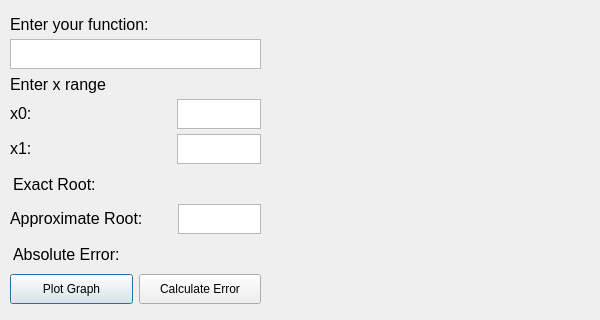
Old version of the form ui/graph_method.ui in the repository Solar-Spark/CompMathFinal.
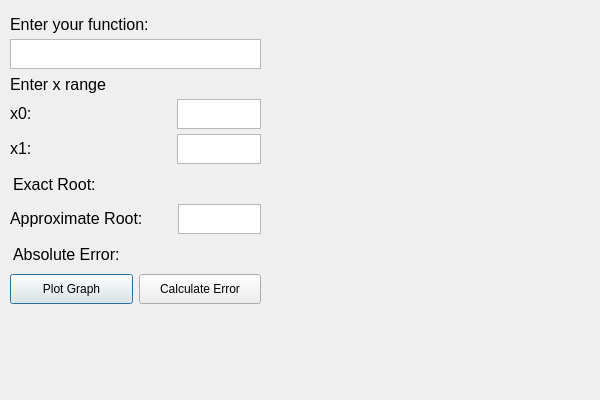
New version of the form.

The edit to the form file:
```diff
--- a/ui/graph_method.ui
+++ b/ui/graph_method.ui
@@ -7,7 +7,7 @@
     <x>0</x>
     <y>0</y>
     <width>600</width>
-    <height>320</height>
+    <height>400</height>
    </rect>
   </property>
   <property name="sizePolicy">
@@ -19,7 +19,7 @@
   <property name="minimumSize">
    <size>
     <width>600</width>
-    <height>320</height>
+    <height>400</height>
    </size>
   </property>
   <property name="maximumSize">
@@ -56,7 +56,7 @@
     <string/>
    </property>
   </widget>
-  <widget class="QWidget" name="">
+  <widget class="QWidget" name="layoutWidget">
    <property name="geometry">
     <rect>
      <x>10</x>
```
